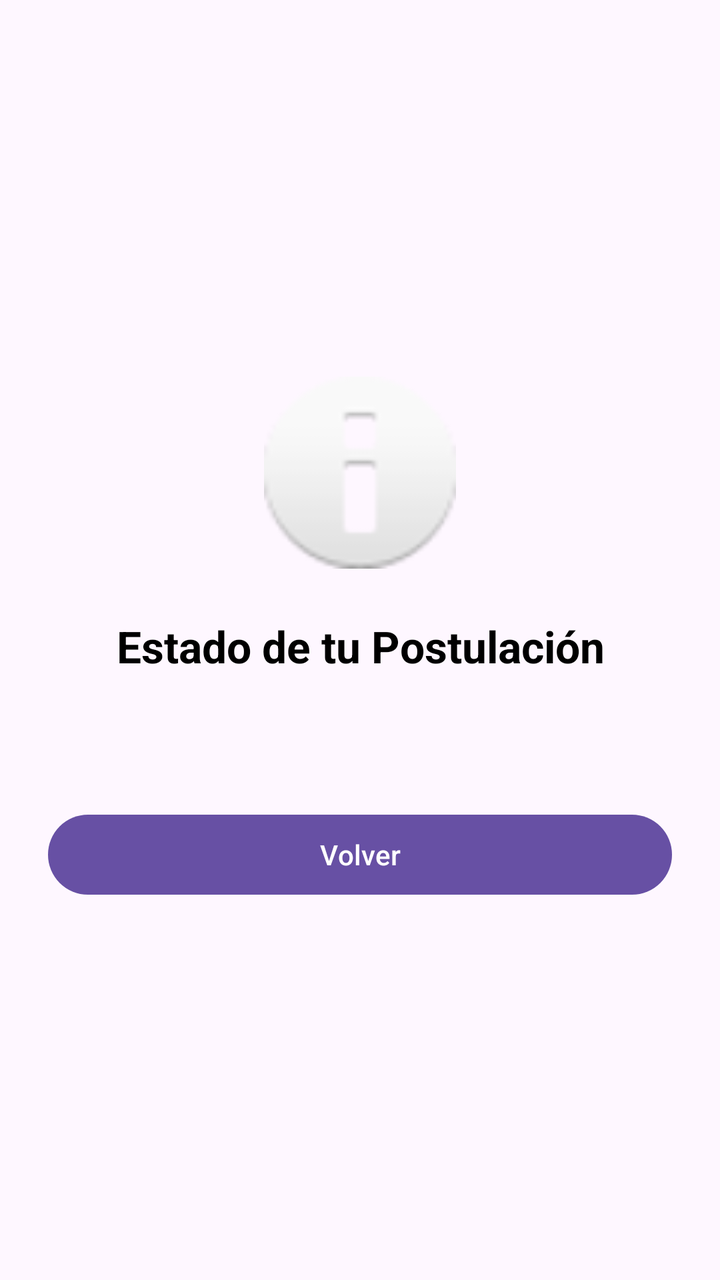
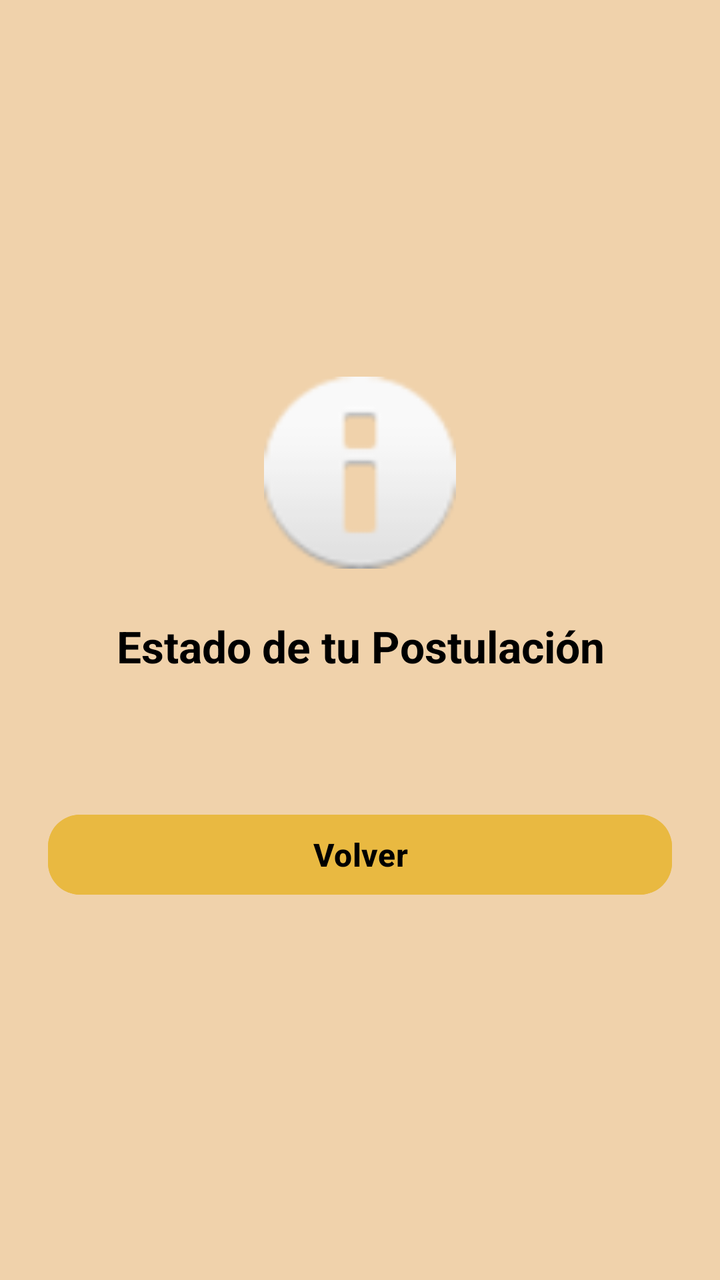

Compare the two renders of this Android layout. The source of the first and the diff that turns it into the second are given below.
<!-- AndroidManifest.xml: application theme Theme.Parcial1amacn4bmontealegrenievas -->
<!-- res/layout/activity_estado_postulacion.xml -->
<?xml version="1.0" encoding="utf-8"?>
<LinearLayout xmlns:android="http://schemas.android.com/apk/res/android"
    xmlns:tools="http://schemas.android.com/tools"
    android:layout_width="match_parent"
    android:layout_height="match_parent"
    android:orientation="vertical"
    android:padding="24dp"
    android:gravity="center_vertical"
    tools:context=".EstadoPostulacionActivity">

    <ImageView
        android:id="@+id/ivIconoEstado"
        android:layout_width="96dp"
        android:layout_height="96dp"
        android:layout_gravity="center"
        android:layout_marginBottom="24dp"
        android:contentDescription="@null"
        android:src="@android:drawable/ic_dialog_info" />

    <TextView
        android:id="@+id/tvTituloEstado"
        android:layout_width="match_parent"
        android:layout_height="wrap_content"
        android:text="@string/estado_de_tu_postulaci_n"
        android:textAlignment="center"
        android:textSize="22sp"
        android:textStyle="bold"
        android:textColor="@color/black"
        android:layout_marginBottom="12dp" />

    <TextView
        android:id="@+id/tvMensajeEstado"
        android:layout_width="match_parent"
        android:layout_height="wrap_content"
        android:textAlignment="center"
        android:textSize="16sp"
        android:lineSpacingExtra="4dp"
        android:layout_marginBottom="32dp" />

    <Button
        android:id="@+id/btnVolverMenu"
        android:layout_width="match_parent"
        android:layout_height="wrap_content"
        android:text="@string/volver2" />

    <Button
        android:id="@+id/btnCancelarPostulacion"
        android:layout_width="match_parent"
        android:layout_height="wrap_content"
        android:layout_marginTop="16dp"
        android:text="@string/btn_cancelar_postulacion"
        android:textColor="@android:color/white"
        android:backgroundTint="#D32F2F"
        android:visibility="gone" />

</LinearLayout>
<!-- resources referenced by this layout -->
<resources>
  <color name="black">#FF000000</color>
  <string name="btn_cancelar_postulacion">Cancelar Postulación</string>
  <string name="estado_de_tu_postulaci_n">Estado de tu Postulación</string>
  <string name="volver2">Volver</string>
  <style name="Theme.Parcial1amacn4bmontealegrenievas" parent="Base.Theme.Parcial1amacn4bmontealegrenievas" />
  <style name="Base.Theme.Parcial1amacn4bmontealegrenievas" parent="Theme.Material3.DayNight.NoActionBar">
          
          
      </style>
</resources>

<!-- the commit's change to res/layout/activity_estado_postulacion.xml (unified diff, before → after) -->
@@ -1,8 +1,10 @@
 <?xml version="1.0" encoding="utf-8"?>
 <LinearLayout xmlns:android="http://schemas.android.com/apk/res/android"
+    xmlns:app="http://schemas.android.com/apk/res-auto"
     xmlns:tools="http://schemas.android.com/tools"
     android:layout_width="match_parent"
     android:layout_height="match_parent"
+    android:background="@color/appBackgroundColour"
     android:orientation="vertical"
     android:padding="24dp"
     android:gravity="center_vertical"
@@ -34,6 +36,7 @@
         android:layout_height="wrap_content"
         android:textAlignment="center"
         android:textSize="16sp"
+        android:textColor="@color/black"
         android:lineSpacingExtra="4dp"
         android:layout_marginBottom="32dp" />
 
@@ -41,16 +44,24 @@
         android:id="@+id/btnVolverMenu"
         android:layout_width="match_parent"
         android:layout_height="wrap_content"
+        android:backgroundTint="@color/button_color"
+        android:textColor="@color/black"
+        android:textSize="16sp"
+        android:textStyle="bold"
+        app:cornerRadius="16dp"
         android:text="@string/volver2" />
 
     <Button
         android:id="@+id/btnCancelarPostulacion"
         android:layout_width="match_parent"
-        android:layout_height="wrap_content"
-        android:layout_marginTop="16dp"
+        android:layout_height="56dp"
+        android:layout_marginTop="12dp"
+        android:backgroundTint="#D32F2F"
         android:text="@string/btn_cancelar_postulacion"
         android:textColor="@android:color/white"
-        android:backgroundTint="#D32F2F"
-        android:visibility="gone" />
+        android:textSize="16sp"
+        android:textStyle="bold"
+        android:visibility="gone"
+        app:cornerRadius="16dp"/>
 
 </LinearLayout>
<!-- resource entries referenced after the edit -->
@@ -1,6 +1,8 @@
 <!-- resources referenced by this layout -->
 <resources>
+  <color name="appBackgroundColour">#F0D2AB</color>
   <color name="black">#FF000000</color>
+  <color name="button_color">#E9B941</color>
   <string name="btn_cancelar_postulacion">Cancelar Postulación</string>
   <string name="estado_de_tu_postulaci_n">Estado de tu Postulación</string>
   <string name="volver2">Volver</string>
